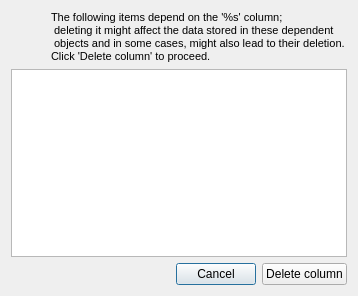
Old version of the form stdm/ui/wizard/ui_column_depend.ui in the repository gltn/stdm.
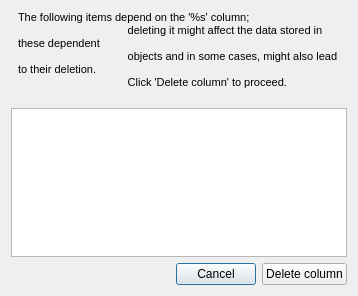
New version of the form.

Diff of the .ui file:
```diff
--- a/stdm/ui/wizard/ui_column_depend.ui
+++ b/stdm/ui/wizard/ui_column_depend.ui
@@ -52,9 +52,10 @@
        </property>
        <property name="text">
         <string>The following items depend on the '%s' column;
- deleting it might affect the data stored in these dependent
- objects and in some cases, might also lead to their deletion.
-Click 'Delete column' to proceed.</string>
+                                    deleting it might affect the data stored in these dependent
+                                    objects and in some cases, might also lead to their deletion.
+                                    Click 'Delete column' to proceed.
+                                </string>
        </property>
        <property name="textFormat">
         <enum>Qt::PlainText</enum>
```
Lines whose indentation alone changed are shown as unchanged.
